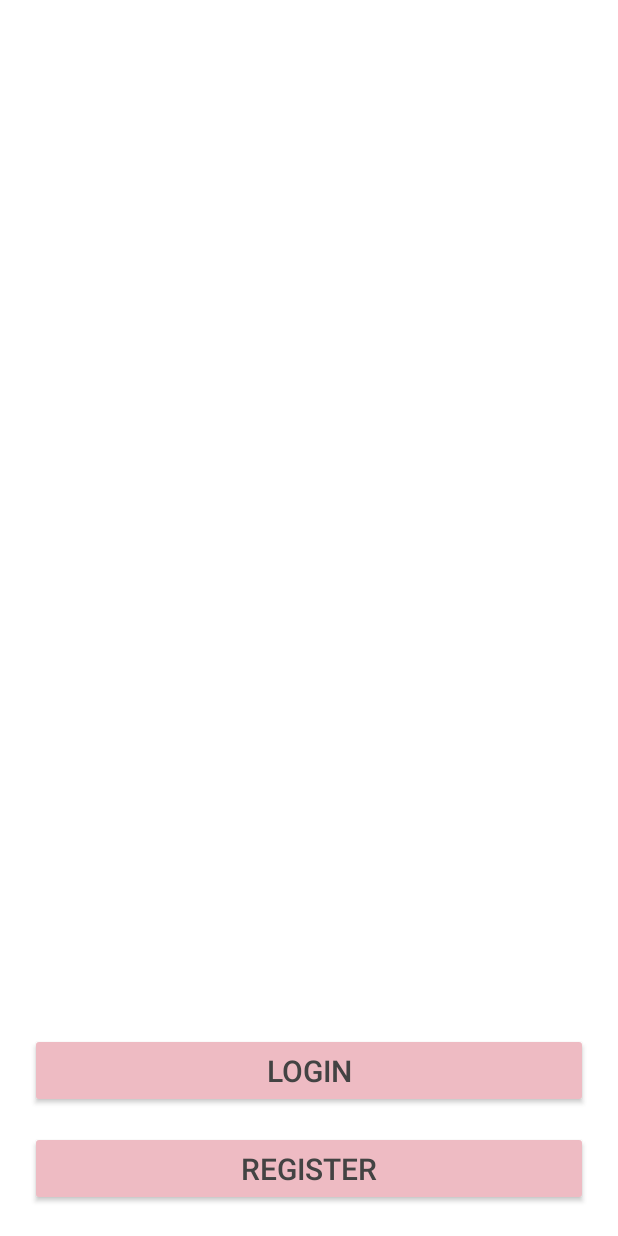
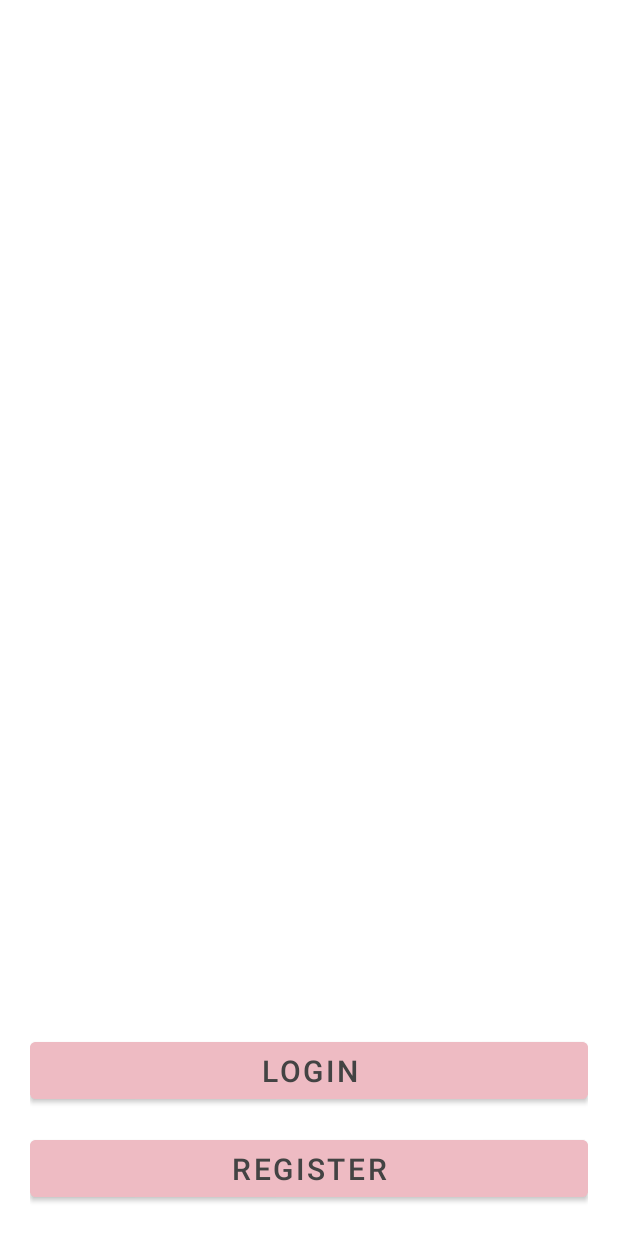
Before and after one commit to Dadaisuk1/CrediGo_IT342, an Android app built with Jetpack Compose: the screen it shows after launch (MainActivity), on a phone screen of 412 x 824 dp. Run offline under Robolectric (Android 15) with nearby library versions, the phone set to English and light mode, and no system bars; libraries missing offline, so code that uses them is left out: com.jakewharton.threetenabp; 1 statement that could not run was skipped.

Commit message:
save
save

```diff
--- a/mobile/app/src/main/res/layout/activity_settings.xml
+++ b/mobile/app/src/main/res/layout/activity_settings.xml
@@ -137,7 +137,7 @@
     <!-- Navbar Fragment -->
     <androidx.fragment.app.FragmentContainerView
             android:id="@+id/navbar_container"
-            android:name="com.mine.flowpay.fragments.NavbarFragment"
+            android:name="com.sia.credigo.fragments.NavbarFragment"
             android:layout_width="match_parent"
             android:layout_height="wrap_content"
             app:layout_constraintBottom_toBottomOf="parent"
--- a/mobile/app/src/main/res/layout/activity_transaction.xml
+++ b/mobile/app/src/main/res/layout/activity_transaction.xml
@@ -77,7 +77,7 @@
     <!-- Navbar Fragment -->
     <androidx.fragment.app.FragmentContainerView
         android:id="@+id/navbar_container"
-        android:name="com.mine.flowpay.fragments.NavbarFragment"
+        android:name="com.sia.credigo.fragments.NavbarFragment"
         android:layout_width="match_parent"
         android:layout_height="wrap_content"
         app:layout_constraintBottom_toBottomOf="parent"
--- a/mobile/app/src/main/res/layout/activity_wallet.xml
+++ b/mobile/app/src/main/res/layout/activity_wallet.xml
@@ -338,7 +338,7 @@
     <!-- Navbar Fragment -->
     <androidx.fragment.app.FragmentContainerView
         android:id="@+id/navbar_container"
-        android:name="com.mine.flowpay.fragments.NavbarFragment"
+        android:name="com.sia.credigo.fragments.NavbarFragment"
         android:layout_width="match_parent"
         android:layout_height="wrap_content"
         app:layout_constraintBottom_toBottomOf="parent"
--- /dev/null
+++ b/mobile/app/src/main/res/values-night/themes.xml
@@ -0,0 +1,15 @@
+<resources xmlns:tools="http://schemas.android.com/tools">
+    <!-- Night/Dark theme -->
+    <style name="Theme.Credigo" parent="Theme.MaterialComponents.DayNight.NoActionBar">
+        <!-- Customize your dark theme colors here -->
+        <item name="colorPrimary">@color/colorPrimary</item>
+        <item name="colorPrimaryDark">@color/colorPrimaryDark</item>
+        <item name="colorAccent">@color/colorAccent</item>
+
+        <!-- Material specific attributes -->
+        <item name="colorSecondary">@color/colorAccent</item>
+        <item name="colorSurface">@android:color/black</item>
+        <item name="colorOnPrimary">@android:color/white</item>
+        <item name="colorOnSecondary">@android:color/white</item>
+    </style>
+</resources>
--- a/mobile/app/src/main/res/values/themes.xml
+++ b/mobile/app/src/main/res/values/themes.xml
@@ -1,10 +1,16 @@
 <?xml version="1.0" encoding="utf-8"?>
 <resources>
-    <!-- Base application theme -->
-    <style name="Theme.Credigo" parent="Theme.AppCompat.Light.NoActionBar">
+    <!-- Base application theme - changed to Material Components -->
+    <style name="Theme.Credigo" parent="Theme.MaterialComponents.Light.NoActionBar">
         <!-- Customize your theme colors as needed -->
         <item name="colorPrimary">@color/colorPrimary</item>
         <item name="colorPrimaryDark">@color/colorPrimaryDark</item>
         <item name="colorAccent">@color/colorAccent</item>
+
+        <!-- Add Material Components specific attributes -->
+        <item name="colorSecondary">@color/colorAccent</item>
+        <item name="colorSurface">@android:color/white</item>
+        <item name="colorOnPrimary">@android:color/white</item>
+        <item name="colorOnSecondary">@android:color/white</item>
     </style>
 </resources>
```
